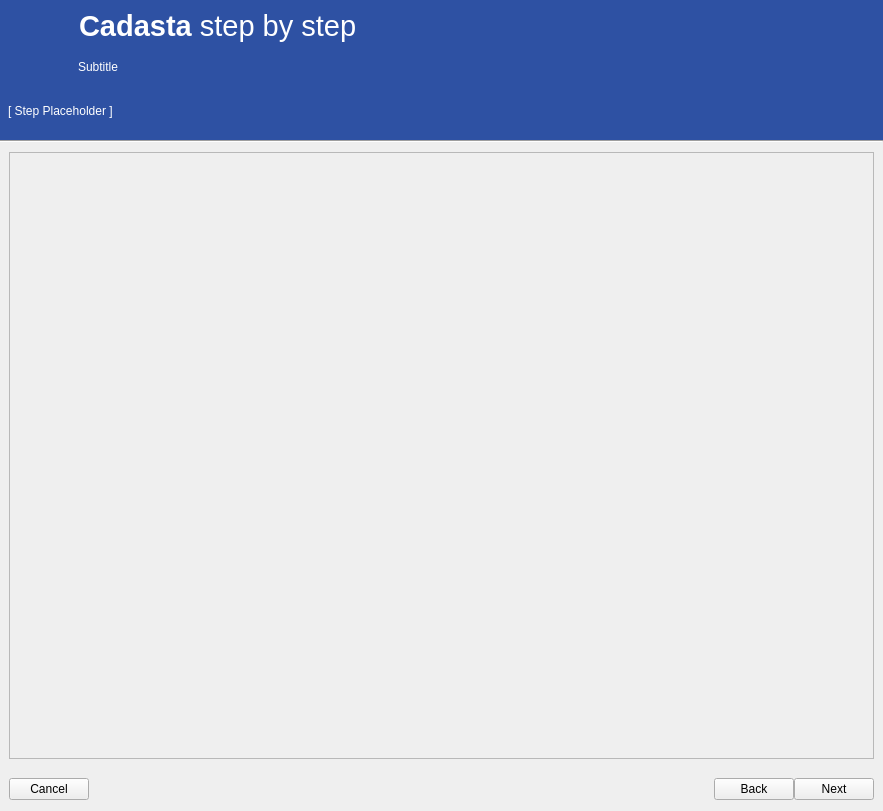
First picture: the form in cadasta/gui/ui/wizard/wizard_dialog_base.ui, repository Cadasta/cadasta-qgis-plugin, before the edit.
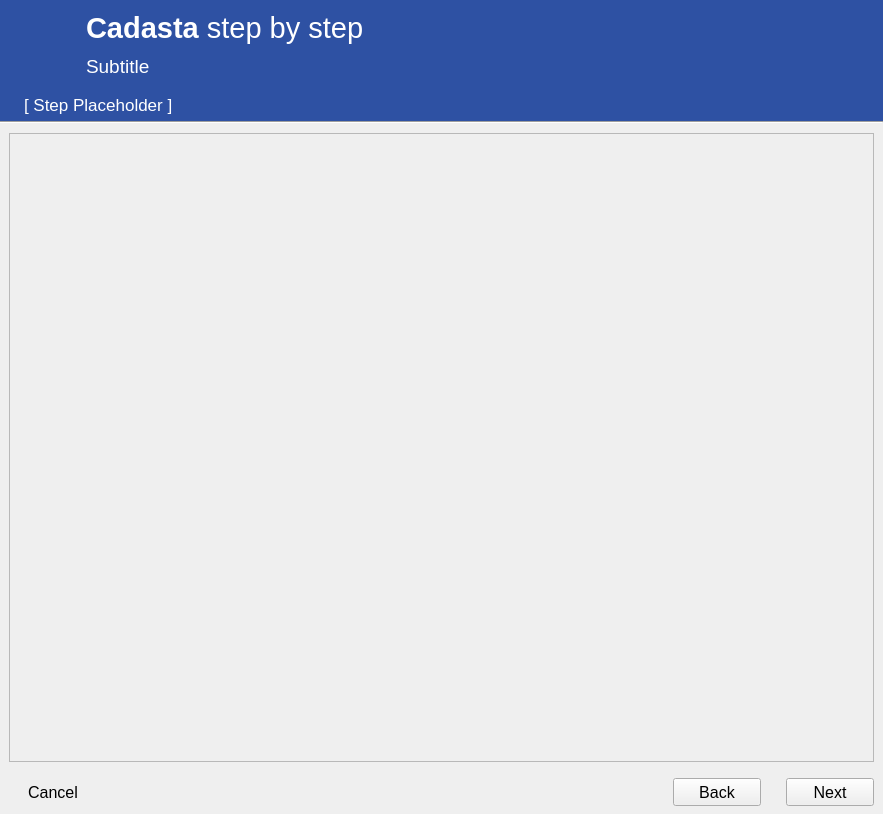
Second picture: the form after the edit. Icons and pictures are not drawn.

```diff
--- a/cadasta/gui/ui/wizard/wizard_dialog_base.ui
+++ b/cadasta/gui/ui/wizard/wizard_dialog_base.ui
@@ -7,7 +7,7 @@
     <x>0</x>
     <y>0</y>
     <width>883</width>
-    <height>811</height>
+    <height>814</height>
    </rect>
   </property>
   <property name="sizePolicy">
@@ -60,13 +60,13 @@
      <property name="minimumSize">
       <size>
        <width>0</width>
-       <height>140</height>
+       <height>121</height>
       </size>
      </property>
      <property name="maximumSize">
       <size>
        <width>16777215</width>
-       <height>140</height>
+       <height>120</height>
       </size>
      </property>
      <property name="autoFillBackground">
@@ -96,50 +96,9 @@
         <property name="leftMargin">
          <number>10</number>
         </property>
-        <item row="0" column="0" rowspan="2">
-         <widget class="QLabel" name="label_main_icon">
-          <property name="minimumSize">
-           <size>
-            <width>60</width>
-            <height>60</height>
-           </size>
-          </property>
-          <property name="maximumSize">
-           <size>
-            <width>60</width>
-            <height>60</height>
-           </size>
-          </property>
-          <property name="text">
-           <string/>
-          </property>
-          <property name="pixmap">
-           <pixmap>../../../assets/images/white_icon.png</pixmap>
-          </property>
-          <property name="scaledContents">
-           <bool>true</bool>
-          </property>
-         </widget>
-        </item>
-        <item row="1" column="1">
-         <widget class="QLabel" name="label_subtitle">
-          <property name="styleSheet">
-           <string notr="true">color: #FFF;</string>
-          </property>
-          <property name="text">
-           <string>Subtitle</string>
-          </property>
-          <property name="alignment">
-           <set>Qt::AlignBottom|Qt::AlignLeading|Qt::AlignLeft</set>
-          </property>
-          <property name="margin">
-           <number>10</number>
-          </property>
-          <property name="indent">
-           <number>-1</number>
-          </property>
-         </widget>
-        </item>
+        <property name="horizontalSpacing">
+         <number>6</number>
+        </property>
         <item row="0" column="1">
          <widget class="QLabel" name="label_main_title">
           <property name="sizePolicy">
@@ -148,9 +107,15 @@
             <verstretch>0</verstretch>
            </sizepolicy>
           </property>
+          <property name="minimumSize">
+           <size>
+            <width>0</width>
+            <height>50</height>
+           </size>
+          </property>
           <property name="font">
            <font>
-            <pointsize>12</pointsize>
+            <pointsize>16</pointsize>
             <weight>50</weight>
             <italic>false</italic>
             <bold>false</bold>
@@ -158,7 +123,7 @@
            </font>
           </property>
           <property name="styleSheet">
-           <string notr="true">color: #fff;</string>
+           <string notr="true">color: #fff; padding-bottom: 0px;</string>
           </property>
           <property name="text">
            <string>&lt;html&gt;&lt;head/&gt;&lt;body&gt;&lt;p&gt;&lt;span style=&quot; font-size:22pt; font-weight:600;&quot;&gt;Cadasta&lt;/span&gt;&lt;span style=&quot; font-size:22pt;&quot;&gt; step by step&lt;/span&gt;&lt;/p&gt;&lt;/body&gt;&lt;/html&gt;</string>
@@ -168,12 +133,72 @@
           </property>
          </widget>
         </item>
+        <item row="1" column="1">
+         <widget class="QLabel" name="label_subtitle">
+          <property name="font">
+           <font>
+            <pointsize>14</pointsize>
+           </font>
+          </property>
+          <property name="styleSheet">
+           <string notr="true">color: #FFF; padding-top:0px;</string>
+          </property>
+          <property name="text">
+           <string>Subtitle</string>
+          </property>
+          <property name="alignment">
+           <set>Qt::AlignBottom|Qt::AlignLeading|Qt::AlignLeft</set>
+          </property>
+          <property name="margin">
+           <number>10</number>
+          </property>
+          <property name="indent">
+           <number>-1</number>
+          </property>
+         </widget>
+        </item>
+        <item row="0" column="0" rowspan="2">
+         <widget class="QLabel" name="label_main_icon">
+          <property name="sizePolicy">
+           <sizepolicy hsizetype="Fixed" vsizetype="Fixed">
+            <horstretch>0</horstretch>
+            <verstretch>0</verstretch>
+           </sizepolicy>
+          </property>
+          <property name="minimumSize">
+           <size>
+            <width>60</width>
+            <height>60</height>
+           </size>
+          </property>
+          <property name="maximumSize">
+           <size>
+            <width>60</width>
+            <height>60</height>
+           </size>
+          </property>
+          <property name="text">
+           <string/>
+          </property>
+          <property name="textFormat">
+           <enum>Qt::RichText</enum>
+          </property>
+          <property name="scaledContents">
+           <bool>true</bool>
+          </property>
+         </widget>
+        </item>
        </layout>
       </item>
       <item row="1" column="0">
        <widget class="QLabel" name="label_step">
+        <property name="font">
+         <font>
+          <pointsize>13</pointsize>
+         </font>
+        </property>
         <property name="styleSheet">
-         <string notr="true">color: #FFF</string>
+         <string notr="true">color: #FFF; padding-left: 20px;</string>
         </property>
         <property name="text">
          <string>[ Step Placeholder ]</string>
@@ -224,6 +249,9 @@
        <height>43</height>
       </size>
      </property>
+     <property name="styleSheet">
+      <string notr="true"/>
+     </property>
      <layout class="QHBoxLayout" name="horizontalLayout_2">
       <property name="spacing">
        <number>0</number>
@@ -242,12 +270,33 @@
       </property>
       <item>
        <widget class="QPushButton" name="cancel_button">
+        <property name="font">
+         <font>
+          <pointsize>12</pointsize>
+          <underline>false</underline>
+         </font>
+        </property>
+        <property name="cursor">
+         <cursorShape>PointingHandCursor</cursorShape>
+        </property>
+        <property name="mouseTracking">
+         <bool>true</bool>
+        </property>
+        <property name="autoFillBackground">
+         <bool>false</bool>
+        </property>
+        <property name="styleSheet">
+         <string notr="true">width: 80px; height: 20px; </string>
+        </property>
         <property name="text">
          <string>Cancel</string>
         </property>
         <property name="autoDefault">
          <bool>false</bool>
         </property>
+        <property name="flat">
+         <bool>true</bool>
+        </property>
        </widget>
       </item>
       <item>
@@ -265,25 +314,98 @@
       </item>
       <item>
        <widget class="QPushButton" name="back_button">
+        <property name="baseSize">
+         <size>
+          <width>50</width>
+          <height>50</height>
+         </size>
+        </property>
+        <property name="font">
+         <font>
+          <pointsize>12</pointsize>
+          <weight>50</weight>
+          <bold>false</bold>
+         </font>
+        </property>
+        <property name="cursor">
+         <cursorShape>PointingHandCursor</cursorShape>
+        </property>
+        <property name="styleSheet">
+         <string notr="true">width: 80px; height: 20px; </string>
+        </property>
         <property name="text">
          <string>Back</string>
         </property>
+        <property name="iconSize">
+         <size>
+          <width>30</width>
+          <height>30</height>
+         </size>
+        </property>
         <property name="autoDefault">
          <bool>false</bool>
         </property>
        </widget>
       </item>
+      <item>
+       <spacer name="horizontalSpacer">
+        <property name="orientation">
+         <enum>Qt::Horizontal</enum>
+        </property>
+        <property name="sizeType">
+         <enum>QSizePolicy::Maximum</enum>
+        </property>
+        <property name="sizeHint" stdset="0">
+         <size>
+          <width>25</width>
+          <height>20</height>
+         </size>
+        </property>
+       </spacer>
+      </item>
       <item>
        <widget class="QPushButton" name="next_button">
+        <property name="font">
+         <font>
+          <pointsize>12</pointsize>
+         </font>
+        </property>
+        <property name="cursor">
+         <cursorShape>PointingHandCursor</cursorShape>
+        </property>
+        <property name="mouseTracking">
+         <bool>false</bool>
+        </property>
+        <property name="acceptDrops">
+         <bool>false</bool>
+        </property>
+        <property name="autoFillBackground">
+         <bool>false</bool>
+        </property>
+        <property name="styleSheet">
+         <string notr="true">width: 80px; height: 20px; </string>
+        </property>
         <property name="text">
          <string>Next</string>
         </property>
+        <property name="iconSize">
+         <size>
+          <width>40</width>
+          <height>40</height>
+         </size>
+        </property>
+        <property name="checkable">
+         <bool>false</bool>
+        </property>
         <property name="autoDefault">
          <bool>false</bool>
         </property>
         <property name="default">
          <bool>false</bool>
         </property>
+        <property name="flat">
+         <bool>false</bool>
+        </property>
        </widget>
       </item>
      </layout>
```
